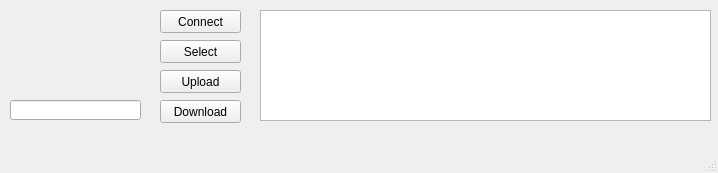
Qt form FileClient/mainwindow.ui (mtabitha/FileServerQt) before a commit.
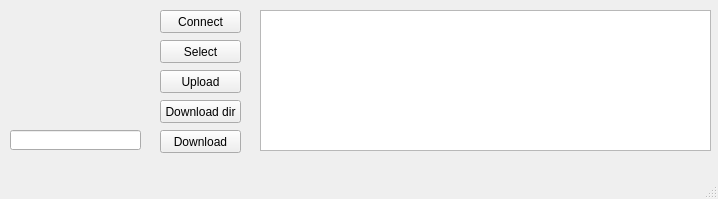
The same form after that commit.

What changed in the file:
```diff
--- a/FileClient/mainwindow.ui
+++ b/FileClient/mainwindow.ui
@@ -7,7 +7,7 @@
     <x>0</x>
     <y>0</y>
     <width>718</width>
-    <height>173</height>
+    <height>199</height>
    </rect>
   </property>
   <property name="windowTitle">
@@ -46,7 +46,7 @@
       <x>10</x>
       <y>10</y>
       <width>131</width>
-      <height>81</height>
+      <height>51</height>
      </rect>
     </property>
     <property name="text">
@@ -72,7 +72,7 @@
       <x>260</x>
       <y>10</y>
       <width>451</width>
-      <height>111</height>
+      <height>141</height>
      </rect>
     </property>
    </widget>
@@ -80,7 +80,7 @@
     <property name="geometry">
      <rect>
       <x>10</x>
-      <y>100</y>
+      <y>130</y>
       <width>131</width>
       <height>20</height>
      </rect>
@@ -90,7 +90,7 @@
     <property name="geometry">
      <rect>
       <x>160</x>
-      <y>100</y>
+      <y>130</y>
       <width>81</width>
       <height>23</height>
      </rect>
@@ -99,6 +99,32 @@
      <string>Download</string>
     </property>
    </widget>
+   <widget class="QLabel" name="label_2">
+    <property name="geometry">
+     <rect>
+      <x>10</x>
+      <y>70</y>
+      <width>131</width>
+      <height>51</height>
+     </rect>
+    </property>
+    <property name="text">
+     <string/>
+    </property>
+   </widget>
+   <widget class="QPushButton" name="pushButton_5">
+    <property name="geometry">
+     <rect>
+      <x>160</x>
+      <y>100</y>
+      <width>81</width>
+      <height>23</height>
+     </rect>
+    </property>
+    <property name="text">
+     <string>Download dir</string>
+    </property>
+   </widget>
   </widget>
   <widget class="QMenuBar" name="menubar">
    <property name="geometry">
```
